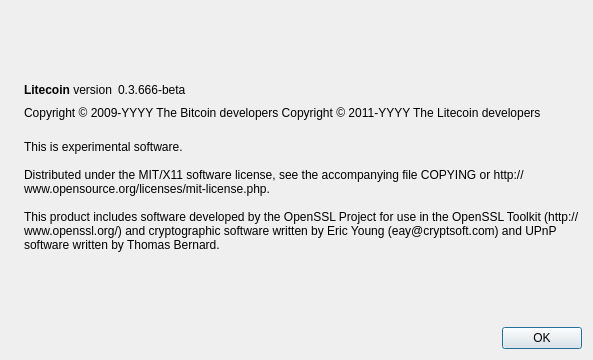
This is src/qt/forms/aboutdialog.ui in blastcoin/blastcoin as Qt 5 draws it before an edit. The edited form follows.
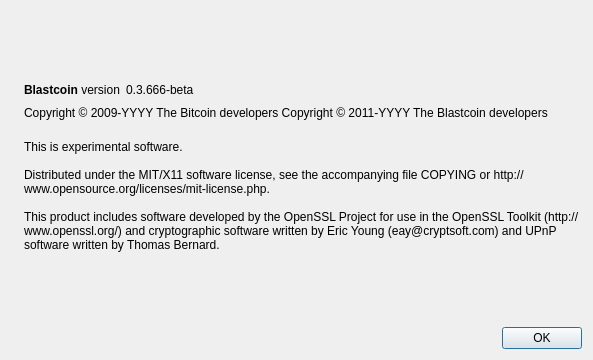
This is the edited form. Icons and pictures are not drawn.

Commit message: making the blastcoin

The edit to the form file:
```diff
--- a/src/qt/forms/aboutdialog.ui
+++ b/src/qt/forms/aboutdialog.ui
@@ -50,7 +50,7 @@
           <cursorShape>IBeamCursor</cursorShape>
          </property>
          <property name="text">
-          <string>&lt;b&gt;Litecoin&lt;/b&gt; version</string>
+          <string>&lt;b&gt;Blastcoin&lt;/b&gt; version</string>
          </property>
          <property name="textInteractionFlags">
           <set>Qt::LinksAccessibleByMouse|Qt::TextSelectableByKeyboard|Qt::TextSelectableByMouse</set>
@@ -92,7 +92,7 @@
        </property>
        <property name="text">
         <string notr="true">Copyright &amp;copy; 2009-YYYY The Bitcoin developers
-Copyright &amp;copy; 2011-YYYY The Litecoin developers</string>
+Copyright &amp;copy; 2011-YYYY The Blastcoin developers</string>
        </property>
        <property name="textFormat">
         <enum>Qt::RichText</enum>
```
Left out of the diff: 2 changed lines with no effect on the pictures. The commit also changes 96 other files.
